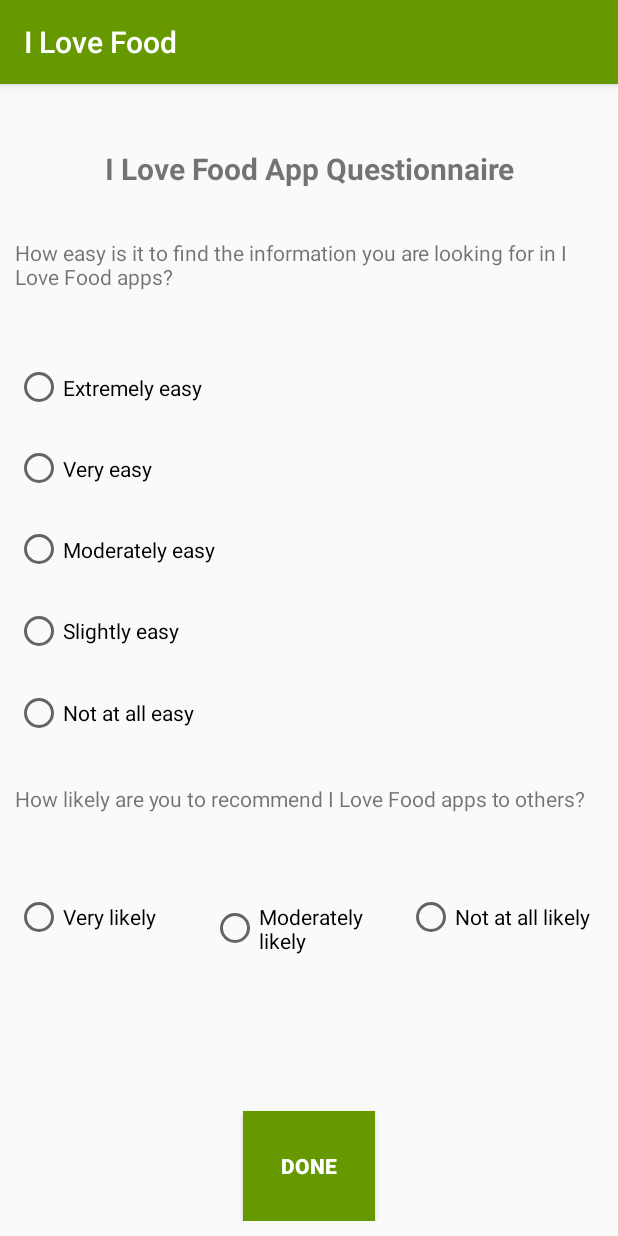
After one commit to zohreabbasi/ILoveFood, an Android app: the QuestionnairActivity screen opened directly, with no data from a screen before it, on a phone screen of 412 x 824 dp. The commit adds this screen. Run offline under Robolectric (Android 15) with nearby library versions, the phone set to English and light mode, and no system bars.

Commit message:
Part #7 Radio Grope Intent

```diff
--- a/app/src/main/AndroidManifest.xml
+++ b/app/src/main/AndroidManifest.xml
@@ -16,6 +16,7 @@
                 <category android:name="android.intent.category.LAUNCHER" />
             </intent-filter>
         </activity>
+        <activity android:name=".QuestionnairActivity"></activity>
     </application>
 
 </manifest>
--- /dev/null
+++ b/app/src/main/java/com/poplar/isun/ilovefood/QuestionnairActivity.java
@@ -0,0 +1,101 @@
+package com.poplar.isun.ilovefood;
+
+import android.content.Intent;
+import android.support.annotation.IdRes;
+import android.support.v7.app.AppCompatActivity;
+import android.os.Bundle;
+import android.view.View;
+import android.widget.Button;
+import android.widget.RadioGroup;
+import android.widget.Toast;
+
+public class QuestionnairActivity extends AppCompatActivity implements RadioGroup.OnCheckedChangeListener {
+
+    String food;
+
+    RadioGroup question1, question2;
+    int Score1, Score2, Score;
+
+    Button done;
+
+    static  final String Extra_Score = "Score";
+    @Override
+    protected void onCreate(Bundle savedInstanceState) {
+        super.onCreate(savedInstanceState);
+        setContentView(R.layout.activity_questionnair);
+
+        Intent intent = getIntent();
+        Bundle bundle = intent.getExtras();
+        if (bundle != null) {
+            food = (String) bundle.get(MainActivity.Extra_food);
+            Toast.makeText(QuestionnairActivity.this, food, Toast.LENGTH_SHORT).show();
+        }
+
+        Score1 = 0;
+        Score2 = 0;
+
+        question1 = (RadioGroup) findViewById(R.id.rg_Question_1);
+        question1.setOnCheckedChangeListener(this);
+        question2 = (RadioGroup) findViewById(R.id.rg_Question_2);
+        question2.setOnCheckedChangeListener(this);
+
+        done = (Button) findViewById(R.id.btn_done);
+        done.setOnClickListener(new View.OnClickListener() {
+            @Override
+            public void onClick(View v) {
+                Toast.makeText(QuestionnairActivity.this,"Thanks",Toast.LENGTH_SHORT).show();
+                Score = Score1+Score2;
+                Intent back = new Intent(QuestionnairActivity.this,MainActivity.class);
+                back.putExtra(Extra_Score,Score);
+                startActivity(back);
+                finish();
+            }
+        });
+    }
+
+    @Override
+    public void onCheckedChanged(RadioGroup group, @IdRes int checkedId) {
+        switch (checkedId) {
+            case R.id.rb1_answer1:
+                Toast.makeText(QuestionnairActivity.this, R.string.Answer1_Question_1, Toast.LENGTH_SHORT).show();
+                Score1 = 4;
+
+                break;
+            case R.id.rb1_answer2:
+                Toast.makeText(QuestionnairActivity.this, R.string.Answer2_Question_1, Toast.LENGTH_SHORT).show();
+                Score1 = 3;
+                break;
+            case R.id.rb1_answer3:
+                Toast.makeText(QuestionnairActivity.this, R.string.Answer3_Question_1, Toast.LENGTH_SHORT).show();
+                Score1 = 2;
+
+                break;
+            case R.id.rb1_answer4:
+                Toast.makeText(QuestionnairActivity.this, R.string.Answer4_Question_1, Toast.LENGTH_SHORT).show();
+                Score1 = 1;
+
+                break;
+            case R.id.rb1_answer5:
+                Toast.makeText(QuestionnairActivity.this, R.string.Answer5_Question_1, Toast.LENGTH_SHORT).show();
+                Score1 = 0;
+
+                break;
+            case R.id.rb2_answer1:
+                Toast.makeText(QuestionnairActivity.this, R.string.Answer1_Question_2, Toast.LENGTH_SHORT).show();
+                Score2 = 2;
+
+                break;
+            case R.id.rb2_answer2:
+                Toast.makeText(QuestionnairActivity.this, R.string.Answer2_Question_2, Toast.LENGTH_SHORT).show();
+                Score2 = 1;
+
+                break;
+            case R.id.rb2_answer3:
+                Toast.makeText(QuestionnairActivity.this, R.string.Answer3_Question_2, Toast.LENGTH_SHORT).show();
+                Score2 = 0;
+                break;
+            default:
+                break;
+        }
+    }
+}
--- /dev/null
+++ b/app/src/main/res/layout/activity_questionnair.xml
@@ -0,0 +1,122 @@
+<?xml version="1.0" encoding="utf-8"?>
+<LinearLayout xmlns:android="http://schemas.android.com/apk/res/android"
+    xmlns:app="http://schemas.android.com/apk/res-auto"
+    xmlns:tools="http://schemas.android.com/tools"
+    android:layout_width="match_parent"
+    android:layout_height="match_parent"
+    tools:context="com.poplar.isun.ilovefood.QuestionnairActivity"
+    android:orientation="vertical"
+    android:weightSum="10"
+    android:layout_margin="10dp">
+    <TextView
+        android:id="@+id/tv_list_questionnaire"
+        android:layout_width="match_parent"
+        android:layout_height="0dp"
+        android:gravity="center"
+        android:layout_weight="1"
+
+        android:text="@string/Questionnaire"
+        android:textSize="20sp"
+        android:textStyle="bold"
+        android:layout_margin="10dp"
+        />
+
+    <TextView
+        android:layout_width="match_parent"
+        android:layout_height="0dp"
+        android:layout_weight="1"
+        android:text=
+            "@string/Question_1" />
+
+    <RadioGroup
+        android:id="@+id/rg_Question_1"
+        android:layout_width="match_parent"
+        android:layout_height="0dp"
+        android:layout_weight="4"
+        android:orientation="vertical"
+        android:paddingBottom="20dp">
+
+        <RadioButton
+            android:id="@+id/rb1_answer1"
+            android:layout_width="wrap_content"
+            android:layout_height="wrap_content"
+            android:layout_weight="1"
+            android:text="@string/Answer1_Question_1" />
+
+        <RadioButton
+            android:id="@+id/rb1_answer2"
+            android:layout_width="match_parent"
+            android:layout_height="wrap_content"
+            android:layout_weight="1"
+            android:text="@string/Answer2_Question_1" />
+
+        <RadioButton
+            android:id="@+id/rb1_answer3"
+            android:layout_width="match_parent"
+            android:layout_height="wrap_content"
+            android:layout_weight="1"
+            android:text="@string/Answer3_Question_1" />
+
+        <RadioButton
+            android:id="@+id/rb1_answer4"
+            android:layout_width="match_parent"
+            android:layout_height="wrap_content"
+            android:layout_weight="1"
+            android:text="@string/Answer4_Question_1" />
+
+        <RadioButton
+            android:id="@+id/rb1_answer5"
+            android:layout_width="match_parent"
+            android:layout_height="wrap_content"
+            android:layout_weight="1"
+            android:text="@string/Answer5_Question_1" />
+    </RadioGroup>
+
+    <TextView
+        android:layout_width="match_parent"
+        android:layout_height="0dp"
+        android:layout_weight="1"
+        android:text="@string/Question_2" />
+
+    <RadioGroup
+        android:id="@+id/rg_Question_2"
+        android:layout_width="match_parent"
+        android:layout_height="0dp"
+        android:layout_weight="2"
+        android:orientation="horizontal">
+
+
+        <RadioButton
+            android:id="@+id/rb2_answer1"
+            android:layout_width="match_parent"
+            android:layout_height="wrap_content"
+            android:layout_weight="1"
+            android:text="@string/Answer1_Question_2" />
+
+        <RadioButton
+            android:id="@+id/rb2_answer2"
+            android:layout_width="match_parent"
+            android:layout_height="wrap_content"
+            android:layout_weight="1"
+            android:text="@string/Answer2_Question_2" />
+
+        <RadioButton
+            android:id="@+id/rb2_answer3"
+            android:layout_width="match_parent"
+            android:layout_height="wrap_content"
+            android:layout_weight="1"
+            android:text="@string/Answer3_Question_2" />
+    </RadioGroup>
+
+    <Button
+        android:id="@+id/btn_done"
+        android:layout_width="wrap_content"
+        android:layout_height="0dp"
+        android:layout_gravity="center"
+        android:layout_weight="1"
+        android:text="@string/done"
+        android:background="@android:color/holo_green_dark"
+        android:textStyle="bold"
+        android:textColor="@android:color/white"/>
+
+</LinearLayout>
--- a/app/src/main/res/values/strings.xml
+++ b/app/src/main/res/values/strings.xml
@@ -1,16 +1,39 @@
 <resources>
     <string name="app_name">I Love Food</string>
-    <string name ="RUdiet">Are you on a diet?</string>
-    <string name = "recipes">Recipes</string>
+    <string name="RUdiet">Are you on a diet?</string>
+    <string name="recipes">Recipes</string>
     <string name="select_food_item">Select Food Item</string>
     <string name="yes">Yes</string>
     <string name="no">No</string>
     <!--category of recipe
     -->
-    <string name = "breakfast">Breakfast</string>
+    <string name="breakfast">Breakfast</string>
     <string name="lunch">Lunch</string>
     <string name="soups">Soups</string>
     <string name="salads">Salads</string>
     <string name="desserts">Desserts</string>
     <string name="entertaining">Entertaining</string>
+
+    <string name="list_food">List of  </string>
+
+    <string name="Questionnaire">"I Love Food" App Questionnaire </string>
+    <string name="Go_Questionnaire">Questionnaire  - > </string>
+    <string name="Question_1"> How easy is it to find the information you are looking for in "I Love Food" apps?</string>
+    <string name="Answer1_Question_1">Extremely easy </string>
+    <string name="Answer2_Question_1">Very easy </string>
+
+    <string name="Answer3_Question_1">Moderately easy </string>
+
+    <string name="Answer4_Question_1">Slightly easy </string>
+    <string name="Answer5_Question_1">Not at all easy </string>
+
+
+    <string name="Question_2"> How likely are you to recommend "I Love Food" apps to others?</string>
+    <string name="Answer1_Question_2"> Very likely </string>
+    <string name="Answer2_Question_2"> Moderately likely</string>
+
+    <string name="Answer3_Question_2">Not at all likely </string>
+    <string name="done">Done</string>
+
+
 </resources>
```
Also changed, not shown: app/src/main/java/com/poplar/isun/ilovefood/MainActivity.java (+18 -16 lines), app/src/main/res/layout/activity_main.xml (+11 -0 lines).
